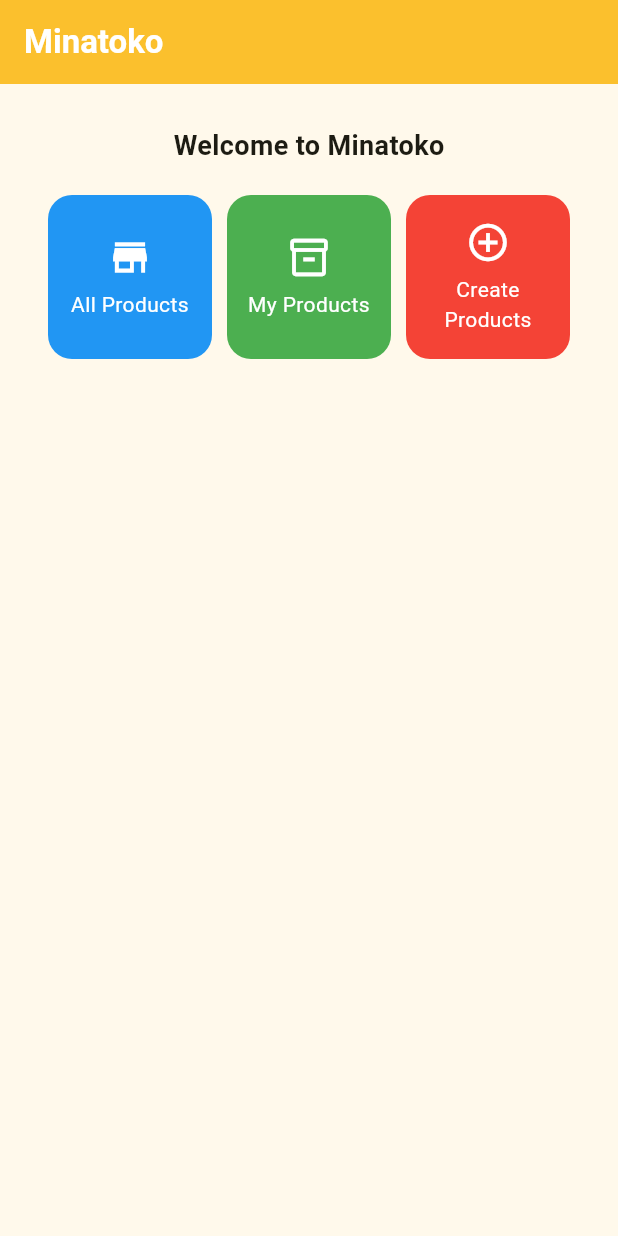
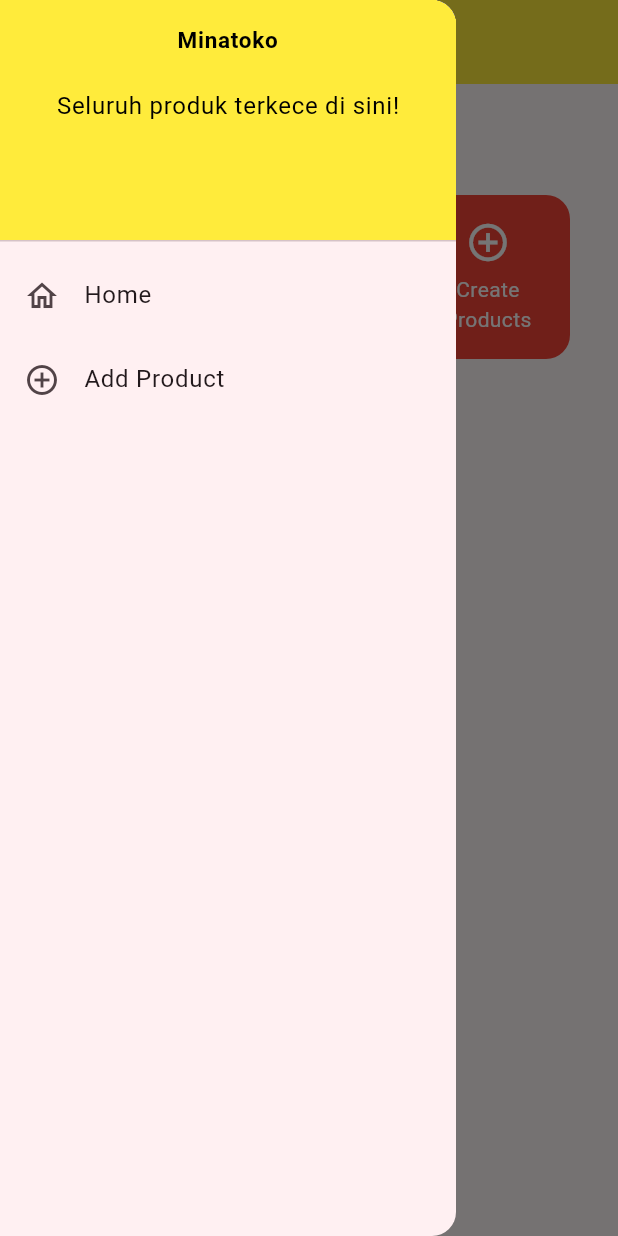
Before and after one commit to BolFengxi/minatoko, a Flutter app: the screen it shows after launch, with the side drawer open (before the commit the screen has no drawer), on a phone screen of 412 x 824 dp. Run offline on Flutter 3.47's test engine with Material 3 defaults, Android fonts, the light colour scheme and no system bars.

Commit message:
Adding drawer, add product form, and routing to that page

```diff
--- a/lib/main.dart
+++ b/lib/main.dart
@@ -1,5 +1,5 @@
 import 'package:flutter/material.dart';
-import 'package:minatoko/menu.dart';
+import 'package:minatoko/screens/menu.dart';
 
 void main() {
   runApp(const MyApp());
@@ -29,7 +29,7 @@ class MyApp extends StatelessWidget {
         //
         // This works for code too, not just values: Most code changes can be
         // tested with just a hot reload.
-        colorScheme: ColorScheme.fromSeed(seedColor: Colors.yellow),
+        colorScheme: ColorScheme.fromSeed(seedColor: Colors.black),
       ),
       home: MyHomePage(),
     );
--- a/lib/menu.dart
+++ b/lib/screens/menu.dart
@@ -1,4 +1,6 @@
 import 'package:flutter/material.dart';
+import 'package:minatoko/widgets/left_drawer.dart';
+import 'package:minatoko/widgets/itemhomepage.dart';
 
 class MyHomePage extends StatelessWidget {
   MyHomePage({super.key});
@@ -16,11 +18,12 @@ class MyHomePage extends StatelessWidget {
         title : const Text(
           "Minatoko",
           style: TextStyle(
-            color: Colors.white,
+            color: Colors.black,
             fontWeight: FontWeight.bold)),
-        backgroundColor: Colors.yellow[700],
+        backgroundColor: Colors.yellow,
 
       ),
+      drawer: LeftDrawer(),
       body : Padding(
         padding: const EdgeInsets.all(12),
         child: Column(
@@ -61,59 +64,3 @@ class MyHomePage extends StatelessWidget {
     );
   }
 }
-
-class ItemHomePage {
-  final String name;
-  final IconData icon;
-  final Color color;
-
-  ItemHomePage(this.name, this.icon, this.color);
-}
-
-class ItemCard extends StatelessWidget {
-  final ItemHomePage item;
-
-  const ItemCard(this.item, {super.key});
-
-  @override
-  Widget build(BuildContext context) {
-    return Material(
-
-      child: InkWell(
-        onTap: () {
-          ScaffoldMessenger.of(context)
-            ..hideCurrentSnackBar()
-            ..showSnackBar(
-              SnackBar(
-                content: Text("Kamu telah menekan tombol ${item.name}"),
-              ),
-            );
-        },
-
-        child: Container(
-          decoration: BoxDecoration(
-            color: item.color,
-            borderRadius: BorderRadius.circular(16),
-          ),
-          padding: const EdgeInsets.all(8),
-          child: Center(
-            child: Column(
-              // Menyusun ikon dan teks di tengah kartu.
-              mainAxisAlignment: MainAxisAlignment.center,
-              children: [
-
-          Icon(item.icon, color: Colors.white, size: 30.0),
-          const Padding(padding: EdgeInsets.all(3)),
-                Text(
-                  item.name,
-                  textAlign: TextAlign.center,
-                  style: const TextStyle(color: Colors.white),
-                ),
-              ],
-            ),
-          ),
-        ),
-      ),
-    );
-  }
-}
--- /dev/null
+++ b/lib/widgets/itemhomepage.dart
@@ -0,0 +1,64 @@
+import 'package:flutter/material.dart';
+import 'package:minatoko/screens/addproduct_form.dart';
+
+class ItemHomePage {
+  final String name;
+  final IconData icon;
+  final Color color;
+
+  ItemHomePage(this.name, this.icon, this.color);
+}
+
+class ItemCard extends StatelessWidget {
+  final ItemHomePage item;
+
+  const ItemCard(this.item, {super.key});
+
+  @override
+  Widget build(BuildContext context) {
+    return Material(
+
+      child: InkWell(
+        onTap: () {
+          ScaffoldMessenger.of(context)
+            ..hideCurrentSnackBar()
+            ..showSnackBar(
+              SnackBar(
+                content: Text("Kamu telah menekan tombol ${item.name}"),
+              ),
+            );
+            if (item.name == "Create Products") {
+              Navigator.push(
+                context,
+                MaterialPageRoute(builder: (context) => AddProductPage()),
+              );
+            }
+        },
+
+        child: Container(
+          decoration: BoxDecoration(
+            color: item.color,
+            borderRadius: BorderRadius.circular(16),
+          ),
+          padding: const EdgeInsets.all(8),
+          child: Center(
+            child: Column(
+              // Menyusun ikon dan teks di tengah kartu.
+              mainAxisAlignment: MainAxisAlignment.center,
+              children: [
+
+          Icon(item.icon, color: Colors.white, size: 30.0),
+          const Padding(padding: EdgeInsets.all(3)),
+                Text(
+                  item.name,
+                  textAlign: TextAlign.center,
+                  style: const TextStyle(color: Colors.white),
+                ),
+              ],
+            ),
+          ),
+        ),
+      ),
+    );
+  }
+}
--- /dev/null
+++ b/lib/widgets/left_drawer.dart
@@ -0,0 +1,58 @@
+import 'package:flutter/material.dart';
+import 'package:minatoko/screens/menu.dart';
+import 'package:minatoko/screens/addproduct_form.dart';
+
+class LeftDrawer extends StatelessWidget {
+  const LeftDrawer({super.key});
+
+  @override
+  Widget build(BuildContext context) {
+    return Drawer(
+      child: ListView(
+        children: [
+          const DrawerHeader(
+            decoration: BoxDecoration(color: Colors.yellow),
+            child: Column(
+              children: [
+                Text(
+                  'Minatoko',
+                  textAlign: TextAlign.center,
+                  style: TextStyle(
+                    fontSize: 15,
+                    fontWeight: FontWeight.bold,
+                    color: Colors.black,
+                  ),
+                ),
+                Padding(padding: EdgeInsets.all(10)),
+                Text(
+                  "Seluruh produk terkece di sini!",
+                  style: TextStyle(color: Colors.black),
+                ),
+              ],
+            ),
+          ),
+          ListTile(
+            leading: const Icon(Icons.home_outlined),
+            title: const Text('Home'),
+            onTap: () {
+              Navigator.pushReplacement(
+                context,
+                MaterialPageRoute(builder: (context) => MyHomePage()),
+              );
+            },
+          ),
+          ListTile(
+            leading: const Icon(Icons.add_circle_outline),
+            title: const Text('Add Product'),
+            onTap: () {
+              Navigator.pushReplacement(
+                context,
+                MaterialPageRoute(builder: (context) => AddProductPage()),
+              );
+            },
+          ),
+        ],
+      ),
+    );
+  }
+}
```
Also changed, not shown: lib/screens/addproduct_form.dart (added, +271 -0 lines).
